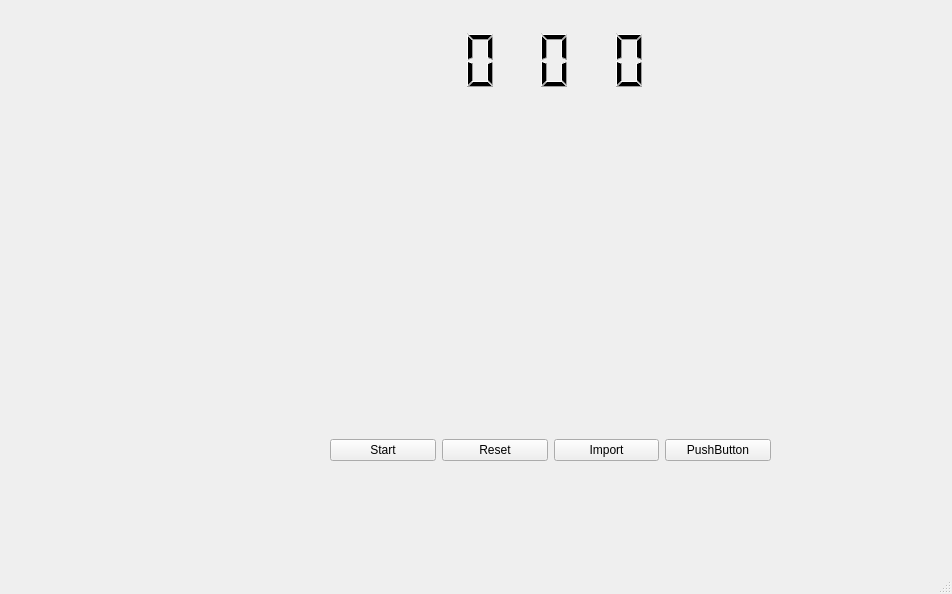
Above: Puzzme/mainwindow.ui from p-wojt/PuzzMe before the change. Below: the same form after it.
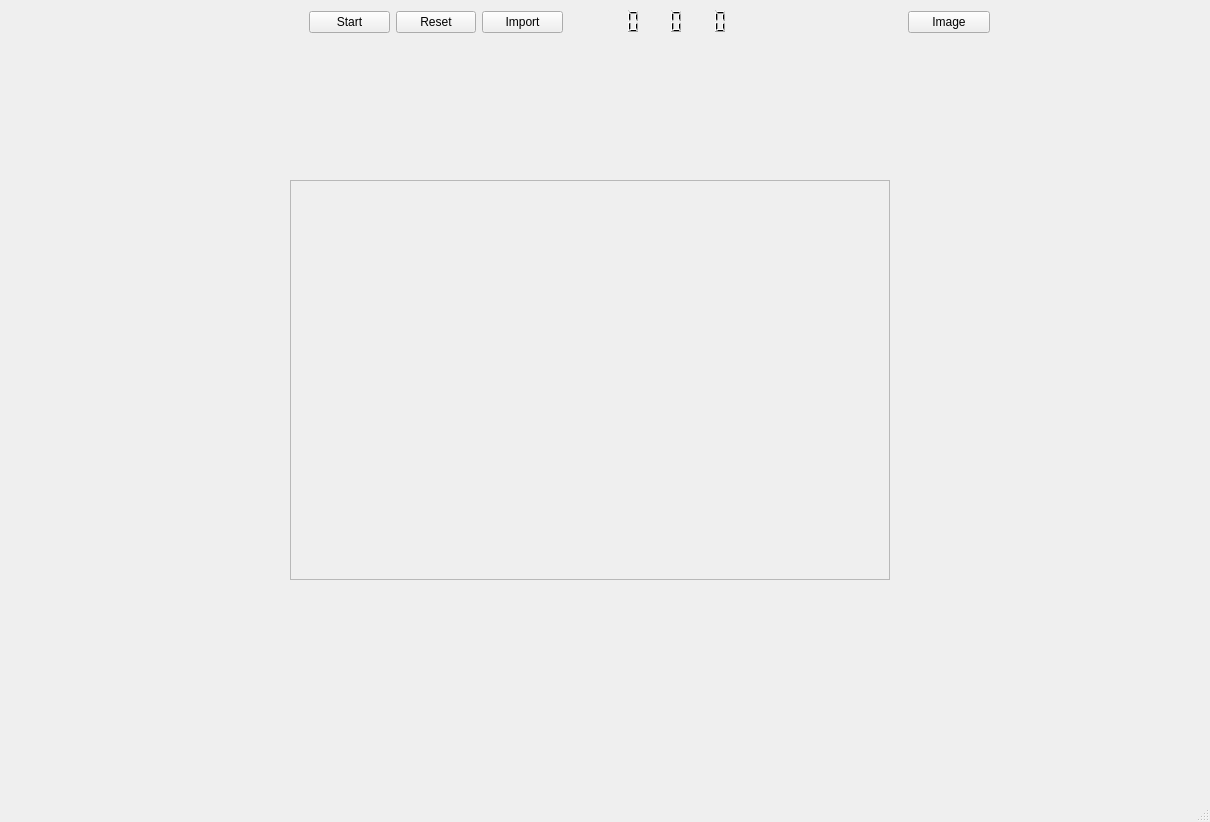
That is the form after the change.

Commit message: load image in cells with blank issue

Diff of the .ui file:
```diff
--- a/Puzzme/mainwindow.ui
+++ b/Puzzme/mainwindow.ui
@@ -6,8 +6,8 @@
    <rect>
     <x>0</x>
     <y>0</y>
-    <width>952</width>
-    <height>594</height>
+    <width>1210</width>
+    <height>822</height>
    </rect>
   </property>
   <property name="windowTitle">
@@ -26,13 +26,19 @@
    <set>QMainWindow::AllowTabbedDocks|QMainWindow::AnimatedDocks</set>
   </property>
   <widget class="QWidget" name="centralwidget">
+   <property name="minimumSize">
+    <size>
+     <width>600</width>
+     <height>0</height>
+    </size>
+   </property>
    <widget class="QWidget" name="horizontalLayoutWidget">
     <property name="geometry">
      <rect>
-      <x>430</x>
-      <y>20</y>
-      <width>218</width>
-      <height>80</height>
+      <x>608</x>
+      <y>9</y>
+      <width>125</width>
+      <height>25</height>
      </rect>
     </property>
     <layout class="QHBoxLayout" name="TimerBox">
@@ -98,10 +104,10 @@
    <widget class="QWidget" name="horizontalLayoutWidget_2">
     <property name="geometry">
      <rect>
-      <x>330</x>
-      <y>410</y>
-      <width>441</width>
-      <height>80</height>
+      <x>309</x>
+      <y>9</y>
+      <width>254</width>
+      <height>26</height>
      </rect>
     </property>
     <layout class="QHBoxLayout" name="horizontalLayout">
@@ -126,13 +132,6 @@
        </property>
       </widget>
      </item>
-     <item>
-      <widget class="QPushButton" name="boardButton">
-       <property name="text">
-        <string>PushButton</string>
-       </property>
-      </widget>
-     </item>
     </layout>
     <zorder>resetButton</zorder>
     <zorder>startButton</zorder>
@@ -142,19 +141,69 @@
    <widget class="QWidget" name="gridLayoutWidget">
     <property name="geometry">
      <rect>
-      <x>330</x>
-      <y>170</y>
-      <width>441</width>
-      <height>221</height>
+      <x>908</x>
+      <y>9</y>
+      <width>82</width>
+      <height>26</height>
      </rect>
     </property>
-    <layout class="QGridLayout" name="board">
-     <property name="sizeConstraint">
-      <enum>QLayout::SetMaximumSize</enum>
-     </property>
+    <layout class="QHBoxLayout" name="horizontalLayout_2">
+     <item>
+      <widget class="QPushButton" name="cellTypeButton">
+       <property name="text">
+        <string>Image</string>
+       </property>
+      </widget>
+     </item>
+    </layout>
+   </widget>
+   <widget class="QFrame" name="boardFrame">
+    <property name="geometry">
+     <rect>
+      <x>290</x>
+      <y>180</y>
+      <width>600</width>
+      <height>400</height>
+     </rect>
+    </property>
+    <property name="minimumSize">
+     <size>
+      <width>600</width>
+      <height>400</height>
+     </size>
+    </property>
+    <property name="frameShape">
+     <enum>QFrame::StyledPanel</enum>
+    </property>
+    <property name="frameShadow">
+     <enum>QFrame::Raised</enum>
+    </property>
+    <layout class="QHBoxLayout" name="horizontalLayout_3">
      <property name="spacing">
-      <number>1</number>
+      <number>0</number>
      </property>
+     <property name="leftMargin">
+      <number>0</number>
+     </property>
+     <property name="topMargin">
+      <number>0</number>
+     </property>
+     <property name="rightMargin">
+      <number>0</number>
+     </property>
+     <property name="bottomMargin">
+      <number>0</number>
+     </property>
+     <item>
+      <layout class="QGridLayout" name="board">
+       <property name="sizeConstraint">
+        <enum>QLayout::SetMaximumSize</enum>
+       </property>
+       <property name="spacing">
+        <number>1</number>
+       </property>
+      </layout>
+     </item>
     </layout>
    </widget>
   </widget>
```
Left out of the diff: 5 changed lines with no effect on the pictures. The commit also changes 14 other files.
